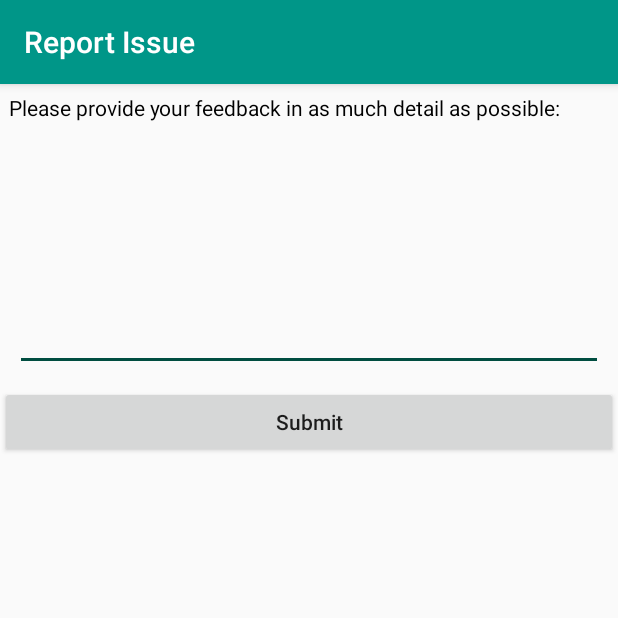
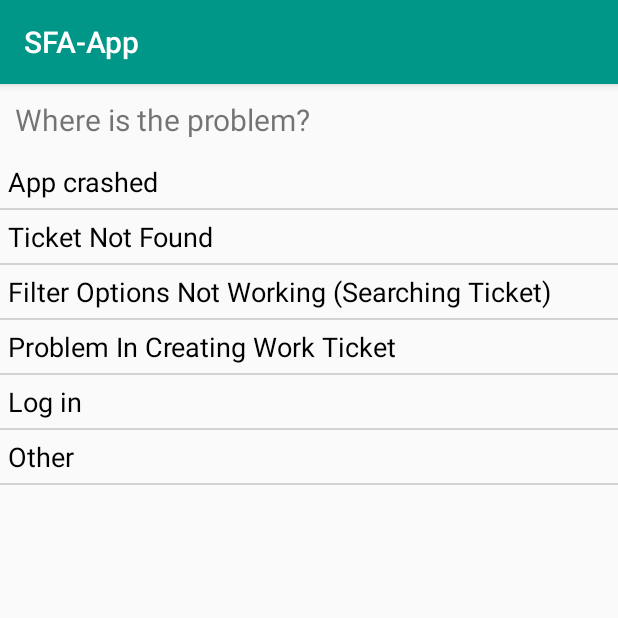
Before and after one commit to samarthgupta1011/SFA-App-mod, an Android app: the HomeActivity screen opened directly, with no data from a screen before it, in the side drawer, after a tap on "Report an issue", on a phone screen of 412 x 824 dp, the top half of it. Run offline under Robolectric (Android 15) with nearby library versions, the light colour scheme and no system bars; our stand-ins replace Volley; network calls fail; 2 statements that could not run were skipped.

Commit message:
report an issue feature added

```diff
--- a/app/src/main/AndroidManifest.xml
+++ b/app/src/main/AndroidManifest.xml
@@ -58,7 +58,7 @@
         <activity android:name=".Activities.TaskDetailsActivity" />
         <activity
             android:name=".Activities.ReportActivity"
-            android:label="Report Issue" />
+            android:label="Report a Problem" />
         <activity
             android:name=".Activities.Settings.SettingsActivity"
             android:label="@string/title_activity_settings"
@@ -69,7 +69,8 @@
         </activity>
         <activity android:name=".Activities.Settings.ChangePassword" />
         <activity android:name=".Activities.Settings.QueryActivity" />
-        <activity android:name=".Activities.Settings.FaqActivity"></activity>
+        <activity android:name=".Activities.Settings.FaqActivity" />
+        <activity android:name=".Activities.ReportTypeListActivity"></activity>
     </application>
 
 </manifest>
--- a/app/src/main/java/com/samarthgupta/sfa_app/Activities/HomeActivity.java
+++ b/app/src/main/java/com/samarthgupta/sfa_app/Activities/HomeActivity.java
@@ -32,7 +32,6 @@ import android.widget.Toast;
 import com.android.volley.Request;
 import com.android.volley.Response;
 import com.android.volley.VolleyError;
-import com.android.volley.toolbox.JsonArrayRequest;
 import com.android.volley.toolbox.JsonObjectRequest;
 import com.android.volley.toolbox.StringRequest;
 import com.android.volley.toolbox.Volley;
@@ -44,7 +43,6 @@ import com.samarthgupta.sfa_app.POJO.Employee;
 import com.samarthgupta.sfa_app.POJO.Notice;
 import com.samarthgupta.sfa_app.R;
 
-import org.json.JSONArray;
 import org.json.JSONException;
 import org.json.JSONObject;
 
@@ -135,7 +133,7 @@ public class HomeActivity extends AppCompatActivity
                 Log.i("NOTICE", response);
                 Notice notices[] = new GsonBuilder().create().fromJson(response, Notice[].class);
                 if (notices.length!=0){
-                    rv.setAdapter(new Home_NoticeAdapter(notices));
+                    rv.setAdapter(new HomeNoticeAdapter(notices));
                     pb.setVisibility(View.GONE);
                     rv.setVisibility(View.VISIBLE);
                     rv.setLayoutManager(new LinearLayoutManager(HomeActivity.this));
@@ -208,7 +206,7 @@ public class HomeActivity extends AppCompatActivity
         } else if (id == R.id.nav_perPage) {
             setperPage();
         } else if (id == R.id.nav_report_issue) {
-            startActivity(new Intent(HomeActivity.this, ReportActivity.class));
+            startActivity(new Intent(HomeActivity.this, ReportTypeListActivity.class));
         } else if (id == R.id.nav_notices) {
             String[] adminNum = new String[]{"9582184794", "7982884321", "9582857833", "9999999999"};
             for (String anAdminNum : adminNum) {
--- /dev/null
+++ b/app/src/main/java/com/samarthgupta/sfa_app/Activities/ReportTypeListActivity.java
@@ -0,0 +1,88 @@
+package com.samarthgupta.sfa_app.Activities;
+
+import android.content.Intent;
+import android.support.v7.app.AppCompatActivity;
+import android.os.Bundle;
+import android.view.View;
+import android.widget.TextView;
+
+import com.samarthgupta.sfa_app.R;
+
+public class ReportTypeListActivity extends AppCompatActivity implements View.OnClickListener {
+    private TextView tv_app_crashing, tv_ticket_not_found, tv_filter_options, tv_creatingWT, tv_login, tv_other;
+    private String problem;
+
+    @Override
+    protected void onCreate(Bundle savedInstanceState) {
+        super.onCreate(savedInstanceState);
+        setContentView(R.layout.activity_report_type_list);
+        tv_app_crashing = (TextView) findViewById(R.id.tv_app_crashing);
+        tv_ticket_not_found = (TextView) findViewById(R.id.tv_ticket_not_found);
+        tv_filter_options = (TextView) findViewById(R.id.tv_ticket_filter);
+        tv_creatingWT = (TextView) findViewById(R.id.tv_creating_WT_problem);
+        tv_login = (TextView) findViewById(R.id.tv_login);
+        tv_other = (TextView) findViewById(R.id.tv_other);
+
+        tv_app_crashing.setOnClickListener(this);
+        tv_ticket_not_found.setOnClickListener(this);
+        tv_filter_options.setOnClickListener(this);
+        tv_creatingWT.setOnClickListener(this);
+        tv_login.setOnClickListener(this);
+        tv_other.setOnClickListener(this);
+//        tv_app_crashing.setOnClickListener(new View.OnClickListener() {
+//            @Override
+//            public void onClick(View view) {
+//                problem = tv_app_crashing.getText().toString() ;
+//            }
+//        });
+//        tv_ticket_not_found.setOnClickListener(new View.OnClickListener() {
+//            @Override
+//            public void onClick(View view) {
+//                problem = tv_ticket_not_found.getText().toString();
+//            }
+//        });
+//        tv_filter_options.setOnClickListener(new View.OnClickListener() {
+//            @Override
+//            public void onClick(View view) {
+//                problem = tv_filter_options.getText().toString();
+//
+//            }
+//        });
+//        tv_creatingWT.setOnClickListener(new View.OnClickListener() {
+//            @Override
+//            public void onClick(View view) {
+//                pro
+//            }
+//        });
+    }
+
+
+    @Override
+    public void onClick(View view) {
+        if (view.getId() == R.id.tv_app_crashing) {
+            problem = tv_app_crashing.getText().toString();
+            reportProblem();
+        } else if (view.getId() == R.id.tv_ticket_not_found) {
+            problem = tv_ticket_not_found.getText().toString();
+            reportProblem();
+        } else if (view.getId() == R.id.tv_ticket_filter) {
+            problem = tv_filter_options.getText().toString();
+            reportProblem();
+        } else if (view.getId() == R.id.tv_creating_WT_problem) {
+            problem = tv_creatingWT.getText().toString();
+            reportProblem();
+        } else if (view.getId() == R.id.tv_login) {
+            problem = tv_login.getText().toString();
+            reportProblem();
+        } else if (view.getId() == R.id.tv_other) {
+            problem = tv_other.getText().toString();
+            reportProblem();
+        }
+    }
+
+    private void reportProblem() {
+        Intent intent = new Intent(ReportTypeListActivity.this, ReportActivity.class);
+        intent.putExtra("prob_type", problem);
+        startActivity(intent);
+    }
+}
--- a/app/src/main/res/layout/activity_report.xml
+++ b/app/src/main/res/layout/activity_report.xml
@@ -15,15 +15,23 @@
         android:textColor="@color/black"/>
 
     <EditText
-        android:id="@+id/editText"
+        android:id="@+id/et_details"
         android:layout_width="match_parent"
         android:layout_height="150dp"
         android:layout_margin="10dp"
         android:ems="10"
-        android:inputType="textMultiLine" />
+        android:inputType="textMultiLine"
+        android:hint="Mention the problem here"/>
     <Button
+        android:id="@+id/bt_report"
         android:layout_width="match_parent"
         android:layout_height="wrap_content"
-        android:text="Submit"
-        android:textAllCaps="false"/>
+        android:text="REPORT"
+        android:textAllCaps="false"
+        android:layout_margin="10sp"
+        android:layout_marginBottom="5sp"
+        android:background="@color/colorBackground"
+        android:textAppearance="@style/Base.TextAppearance.AppCompat.Medium"
+        android:textColor="@color/white"
+        android:textStyle="bold"/>
 </LinearLayout>
--- /dev/null
+++ b/app/src/main/res/layout/activity_report_type_list.xml
@@ -0,0 +1,124 @@
+<?xml version="1.0" encoding="utf-8"?>
+<LinearLayout xmlns:android="http://schemas.android.com/apk/res/android"
+    xmlns:app="http://schemas.android.com/apk/res-auto"
+    xmlns:tools="http://schemas.android.com/tools"
+    android:layout_width="match_parent"
+    android:layout_height="match_parent"
+    android:orientation="vertical"
+    tools:context=".Activities.ReportTypeListActivity">
+
+    <TextView
+        android:layout_width="match_parent"
+        android:layout_height="wrap_content"
+        android:layout_margin="10sp"
+        android:text="Where is the problem? "
+        android:textSize="20sp" />
+
+    <LinearLayout
+        android:layout_width="match_parent"
+        android:layout_height="wrap_content"
+        android:orientation="vertical">
+
+        <TextView
+            android:id="@+id/tv_app_crashing"
+            android:layout_width="match_parent"
+            android:layout_height="wrap_content"
+            android:layout_margin="5sp"
+            android:clickable="true"
+            android:focusable="true"
+            android:text="App crashed"
+            android:textAppearance="@style/Base.TextAppearance.AppCompat.Medium"
+            android:textColor="@color/black"
+            android:background="?attr/selectableItemBackground"/>
+
+        <View
+            android:layout_width="match_parent"
+            android:layout_height="1dp"
+            android:background="@color/grey_view_seperator" />
+
+        <TextView
+            android:id="@+id/tv_ticket_not_found"
+            android:layout_width="match_parent"
+            android:layout_height="wrap_content"
+            android:layout_margin="5sp"
+            android:clickable="true"
+            android:focusable="true"
+            android:text="Ticket Not Found"
+            android:textAppearance="@style/Base.TextAppearance.AppCompat.Medium"
+            android:textColor="@color/black"
+            android:background="?attr/selectableItemBackground"/>
+
+        <View
+            android:layout_width="match_parent"
+            android:layout_height="1dp"
+            android:background="@color/grey_view_seperator" />
+
+        <TextView
+            android:id="@+id/tv_ticket_filter"
+            android:layout_width="match_parent"
+            android:layout_height="wrap_content"
+            android:layout_margin="5sp"
+            android:clickable="true"
+            android:focusable="true"
+            android:text="Filter Options Not Working (Searching Ticket)"
+            android:textAppearance="@style/Base.TextAppearance.AppCompat.Medium"
+            android:textColor="@color/black"
+            android:background="?attr/selectableItemBackground"/>
+
+        <View
+            android:layout_width="match_parent"
+            android:layout_height="1dp"
+            android:background="@color/grey_view_seperator" />
+
+        <TextView
+            android:id="@+id/tv_creating_WT_problem"
+            android:layout_width="match_parent"
+            android:layout_height="wrap_content"
+            android:layout_margin="5sp"
+            android:clickable="true"
+            android:focusable="true"
+            android:text="Problem In Creating Work Ticket"
+            android:textAppearance="@style/Base.TextAppearance.AppCompat.Medium"
+            android:textColor="@color/black"
+            android:background="?attr/selectableItemBackground"/>
+
+        <View
+            android:layout_width="match_parent"
+            android:layout_height="1dp"
+            android:background="@color/grey_view_seperator" />
+
+        <TextView
+            android:id="@+id/tv_login"
+            android:layout_width="match_parent"
+            android:layout_height="wrap_content"
+            android:layout_margin="5sp"
+            android:clickable="true"
+            android:focusable="true"
+            android:text="Log in"
+            android:textAppearance="@style/Base.TextAppearance.AppCompat.Medium"
+            android:textColor="@color/black"
+            android:background="?attr/selectableItemBackground"/>
+
+        <View
+            android:layout_width="match_parent"
+            android:layout_height="1dp"
+            android:background="@color/grey_view_seperator" />
+
+        <TextView
+            android:id="@+id/tv_other"
+            android:layout_width="match_parent"
+            android:layout_height="wrap_content"
+            android:layout_margin="5sp"
+            android:clickable="true"
+            android:focusable="true"
+            android:text="Other"
+            android:textAppearance="@style/Base.TextAppearance.AppCompat.Medium"
+            android:textColor="@color/black"
+            android:background="?attr/selectableItemBackground"/>
+
+        <View
+            android:layout_width="match_parent"
+            android:layout_height="1dp"
+            android:background="@color/grey_view_seperator" />
+    </LinearLayout>
+</LinearLayout>
--- a/app/src/main/res/values/colors.xml
+++ b/app/src/main/res/values/colors.xml
@@ -9,4 +9,5 @@
     <color name="white">#ffffff</color>
     <color name="greenShade">#236036</color>
     <color name="blue">#5e1a80</color>
+    <color name="grey_view_seperator">#D3D3D3</color>
 </resources>
```
Also changed, not shown: app/src/main/java/com/samarthgupta/sfa_app/Activities/HomeNoticeAdapter.java (renamed from app/src/main/java/com/samarthgupta/sfa_app/Activities/Home_NoticeAdapter.java, +2 -8 lines), app/src/main/java/com/samarthgupta/sfa_app/Activities/ReportActivity.java (+86 -0 lines).
